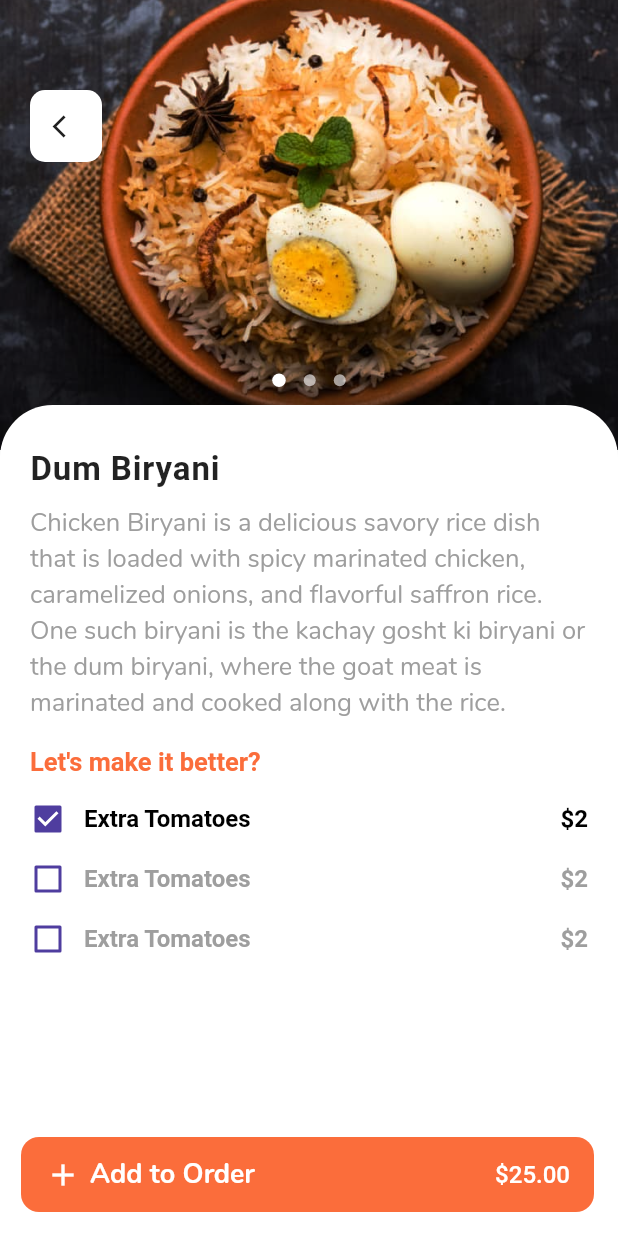
After one commit to kiran-bhalerao/fooody, a Flutter app: the FoodScreen screen opened by its route, on a phone screen of 412 x 824 dp. The commit adds this screen. Run offline on Flutter 3.47's test engine with Material 2 defaults, Android fonts, the phone set to English and light mode, and no system bars.

Commit message:
added food screen

```diff
--- a/lib/main.dart
+++ b/lib/main.dart
@@ -2,6 +2,7 @@ import 'package:flutter/material.dart';
 import 'package:flutter/services.dart';
 import 'package:fooody/custom_color_scheme.dart';
 import 'package:fooody/screens/Home.dart';
+import 'package:fooody/screens/food.dart';
 
 void main() {
   WidgetsFlutterBinding.ensureInitialized();
@@ -35,6 +36,10 @@ class MyApp extends StatelessWidget {
             ),
           )),
       home: Home(),
+      routes: {
+        FoodScreen.routeName: (ctx) => FoodScreen(),
+        Home.routeName: (ctx) => Home(),
+      },
     );
   }
 }
--- a/lib/screens/Home.dart
+++ b/lib/screens/Home.dart
@@ -8,6 +8,8 @@ import 'package:fooody/widgets/CircleTabIndicator.dart';
 import 'package:fooody/widgets/CustomTab.dart';
 
 class Home extends StatefulWidget {
+  static String routeName = '/home-screen';
+
   @override
   _HomeState createState() => _HomeState();
 }
--- /dev/null
+++ b/lib/screens/food.dart
@@ -0,0 +1,281 @@
+import 'package:flutter/material.dart';
+import 'package:fooody/custom_color_scheme.dart';
+
+class FoodScreen extends StatefulWidget {
+  static String routeName = '/food-screen';
+
+  @override
+  _FoodScreenState createState() => _FoodScreenState();
+}
+
+class _FoodScreenState extends State<FoodScreen> {
+  PageController _pageController;
+  var currentPage = 0;
+  var offset = 30.0;
+  var containerHeight = 300.0;
+
+  final List<String> images = [
+    'assets/images/biryani2.jpeg',
+    'assets/images/biryani.jpg',
+    'assets/images/biryani1.jpg',
+  ];
+
+  @override
+  void initState() {
+    super.initState();
+    _pageController = PageController(
+      initialPage: currentPage,
+      keepPage: false,
+      viewportFraction: 1,
+    );
+  }
+
+  @override
+  void dispose() {
+    _pageController.dispose();
+
+    super.dispose();
+  }
+
+  Widget getExtrasRow(bool checked) {
+    return Padding(
+      padding: const EdgeInsets.symmetric(vertical: 8),
+      child: Row(
+        children: <Widget>[
+          SizedBox(
+            height: 24.0,
+            width: 24.0,
+            child: Theme(
+              data: Theme.of(context).copyWith(
+                unselectedWidgetColor:
+                    CustomColorScheme(Theme.of(context).colorScheme).secondary,
+              ),
+              child: Checkbox(
+                value: checked,
+                onChanged: (_) {},
+                checkColor: Colors.white,
+                activeColor:
+                    CustomColorScheme(Theme.of(context).colorScheme).secondary,
+              ),
+            ),
+          ),
+          Padding(
+            padding: const EdgeInsets.only(left: 12.0),
+            child: Text(
+              'Extra Tomatoes',
+              style: TextStyle(
+                fontWeight: FontWeight.bold,
+                fontSize: 16,
+                color: checked ? Colors.black : Colors.grey,
+              ),
+            ),
+          ),
+          Spacer(),
+          Text(
+            '\$2',
+            style: TextStyle(
+              fontWeight: FontWeight.bold,
+              fontSize: 16,
+              color: checked ? Colors.black : Colors.grey,
+            ),
+          ),
+        ],
+      ),
+    );
+  }
+
+  @override
+  Widget build(BuildContext context) {
+    return Scaffold(
+      body: Stack(
+        fit: StackFit.expand,
+        children: <Widget>[
+          Positioned(
+            top: 0,
+            child: Container(
+              height: containerHeight,
+              width: MediaQuery.of(context).size.width,
+              color: Colors.white,
+              child: PageView.builder(
+                onPageChanged: (value) {
+                  setState(() {
+                    currentPage = value;
+                  });
+                },
+                controller: _pageController,
+                itemCount: 3,
+                itemBuilder: (context, index) => Container(
+                  decoration: BoxDecoration(
+                    image: DecorationImage(
+                      colorFilter: ColorFilter.mode(
+                          Colors.black.withOpacity(0.2), BlendMode.overlay),
+                      image: AssetImage(images[index]),
+                      fit: BoxFit.cover,
+                    ),
+                  ),
+                ),
+              ),
+            ),
+          ),
+          Positioned(
+            top: containerHeight - offset,
+            child: Container(
+              decoration: BoxDecoration(
+                borderRadius: BorderRadius.only(
+                  topLeft: Radius.circular(35),
+                  topRight: Radius.circular(35),
+                ),
+                color: Colors.white,
+              ),
+              width: MediaQuery.of(context).size.width,
+              height:
+                  MediaQuery.of(context).size.height - containerHeight + offset,
+              child: SingleChildScrollView(
+                child: Padding(
+                  padding:
+                      const EdgeInsets.symmetric(horizontal: 20, vertical: 30),
+                  child: Column(
+                    crossAxisAlignment: CrossAxisAlignment.start,
+                    children: <Widget>[
+                      Text(
+                        'Dum Biryani',
+                        style: Theme.of(context).textTheme.subhead,
+                      ),
+                      Padding(
+                        padding: const EdgeInsets.symmetric(vertical: 10),
+                        child: Text(
+                          'Chicken Biryani is a delicious savory rice dish that is loaded with spicy marinated chicken, caramelized onions, and flavorful saffron rice. \nOne such biryani is the kachay gosht ki biryani or the dum biryani, where the goat meat is marinated and cooked along with the rice.',
+                          style: TextStyle(
+                            fontSize: 17,
+                            height: 1.4,
+                            color: Colors.grey,
+                            fontFamily: 'Nunito',
+                          ),
+                        ),
+                      ),
+                      Padding(
+                        padding: const EdgeInsets.symmetric(vertical: 8.0),
+                        child: Text(
+                          'Let\'s make it better?',
+                          style: TextStyle(
+                            color:
+                                CustomColorScheme(Theme.of(context).colorScheme)
+                                    .primary,
+                            fontWeight: FontWeight.bold,
+                            fontSize: 17,
+                          ),
+                        ),
+                      ),
+                      Column(
+                        children: <Widget>[
+                          getExtrasRow(true),
+                          getExtrasRow(false),
+                          getExtrasRow(false),
+                        ],
+                      )
+                    ],
+                  ),
+                ),
+              ),
+            ),
+          ),
+          Positioned(
+            top: 60,
+            left: 20,
+            child: Row(
+              crossAxisAlignment: CrossAxisAlignment.start,
+              children: <Widget>[
+                Container(
+                  decoration: BoxDecoration(
+                    color: Colors.white,
+                    borderRadius: BorderRadius.circular(10),
+                  ),
+                  child: IconButton(
+                    onPressed: () {
+                      Navigator.of(context).pop();
+                    },
+                    icon: Icon(
+                      Icons.arrow_back_ios,
+                      size: 18,
+                    ),
+                  ),
+                )
+              ],
+            ),
+          ),
+          Positioned(
+            top: containerHeight - offset * 1.7,
+            child: Container(
+              width: MediaQuery.of(context).size.width,
+              child: Column(
+                mainAxisAlignment: MainAxisAlignment.end,
+                children: <Widget>[
+                  Row(
+                    mainAxisAlignment: MainAxisAlignment.center,
+                    children: images
+                        .asMap()
+                        .map((i, _) {
+                          bool isActive = i == currentPage;
+                          return MapEntry(
+                              i,
+                              AnimatedContainer(
+                                duration: Duration(milliseconds: 500),
+                                margin:
+                                    const EdgeInsets.symmetric(horizontal: 6),
+                                height: isActive ? 9 : 8,
+                                width: isActive ? 9 : 8,
+                                decoration: BoxDecoration(
+                                  borderRadius: BorderRadius.circular(100),
+                                  color: Colors.white
+                                      .withOpacity(isActive ? 1 : 0.6),
+                                ),
+                              ));
+                        })
+                        .values
+                        .toList(),
+                  )
+                ],
+              ),
+            ),
+          )
+        ],
+      ),
+      floatingActionButton: Container(
+        margin: const EdgeInsets.only(left: 30),
+        width: double.infinity,
+        height: 50.0,
+        child: RaisedButton(
+          elevation: 0,
+          highlightElevation: 0,
+          shape:
+              RoundedRectangleBorder(borderRadius: BorderRadius.circular(12.0)),
+          onPressed: () {},
+          color: CustomColorScheme(Theme.of(context).colorScheme).primary,
+          child: Row(
+            children: <Widget>[
+              Icon(
+                Icons.add,
+                color: Colors.white,
+              ),
+              Padding(
+                padding: const EdgeInsets.symmetric(horizontal: 6),
+                child: Text(
+                  'Add to Order',
+                  style: Theme.of(context).textTheme.caption,
+                ),
+              ),
+              Spacer(),
+              Text(
+                '\$25.00',
+                style: TextStyle(
+                  color: Colors.white,
+                  fontSize: 16,
+                ),
+              ),
+            ],
+          ),
+        ),
+      ),
+    );
+  }
+}
--- a/lib/widgets/FeaturedCard.dart
+++ b/lib/widgets/FeaturedCard.dart
@@ -1,4 +1,5 @@
 import 'package:flutter/material.dart';
+import 'package:fooody/screens/food.dart';
 
 class FeaturedCard extends StatelessWidget {
   final String name;
@@ -14,7 +15,9 @@ class FeaturedCard extends StatelessWidget {
 
   @override
   Widget build(BuildContext context) {
-    return Container(
+    return InkWell(
+      onTap: () => Navigator.of(context).pushNamed(FoodScreen.routeName),
+      child: Container(
         margin: const EdgeInsets.only(right: 18),
         padding: const EdgeInsets.all(18),
         width: 280,
@@ -47,6 +50,7 @@ class FeaturedCard extends StatelessWidget {
             ),
           ],
         ),
+      ),
     );
   }
 }
```
Also changed, not shown: assets/images/biryani1.jpg (added), assets/images/biryani2.jpeg (added). Lines whose indentation alone changed are shown as unchanged.
